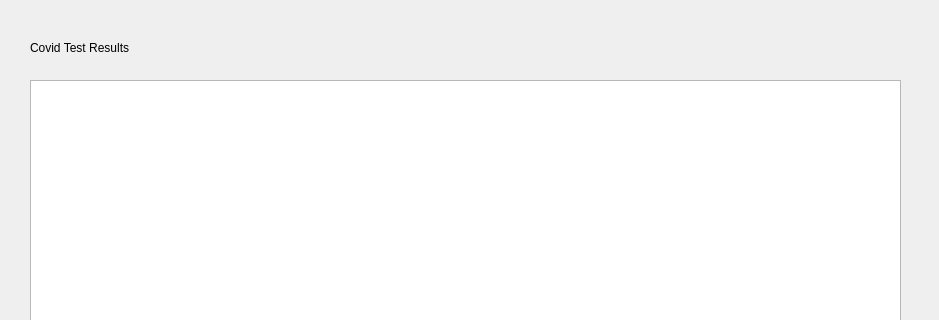
Qt form MyCovidRecord/viewcovidtestresult.ui (gagabon501/cs106-2) before a commit; both pictures show x 0 to 939 and y 0 to 320 of the 939 by 486 pixel window.
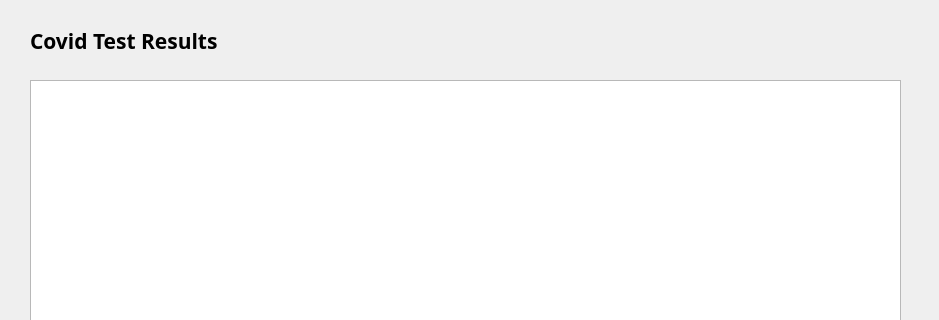
The same form after that commit.

Commit message: Improved UI for view of covid test result

```diff
--- a/MyCovidRecord/viewcovidtestresult.ui
+++ b/MyCovidRecord/viewcovidtestresult.ui
@@ -17,11 +17,24 @@
    <property name="geometry">
     <rect>
      <x>30</x>
-     <y>40</y>
-     <width>201</width>
-     <height>16</height>
+     <y>25</y>
+     <width>871</width>
+     <height>31</height>
     </rect>
    </property>
+   <property name="sizePolicy">
+    <sizepolicy hsizetype="Maximum" vsizetype="Preferred">
+     <horstretch>0</horstretch>
+     <verstretch>0</verstretch>
+    </sizepolicy>
+   </property>
+   <property name="font">
+    <font>
+     <family>Raleway</family>
+     <pointsize>16</pointsize>
+     <bold>true</bold>
+    </font>
+   </property>
    <property name="text">
     <string>Covid Test Results</string>
    </property>
```
Left out of the diff: 8 changed lines with no effect on the pictures. The commit also changes 2 other files.
